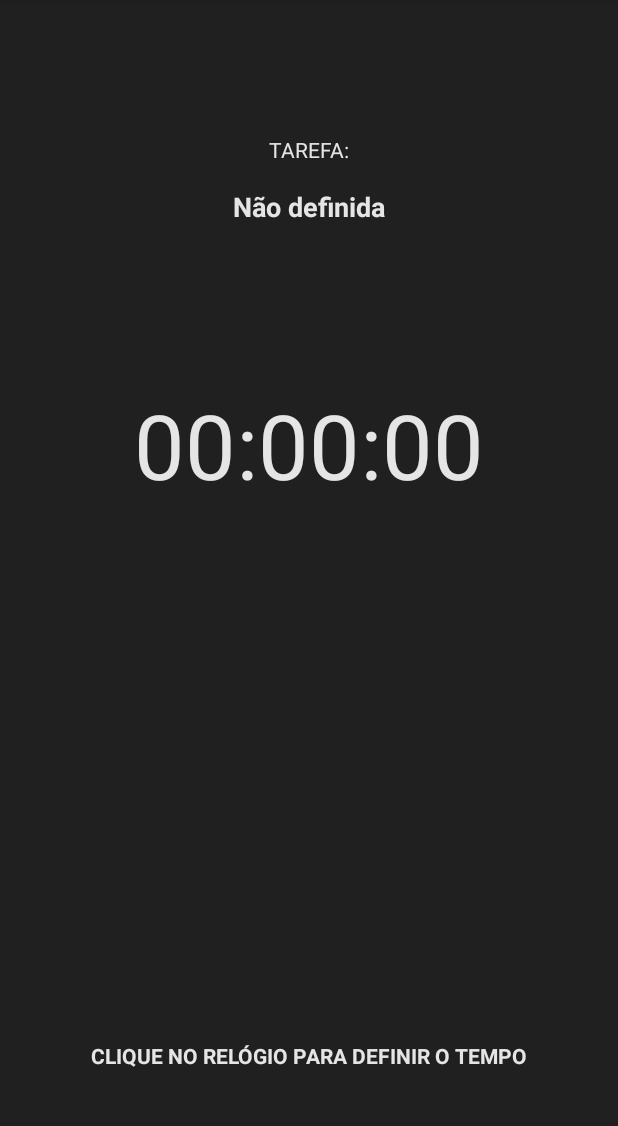
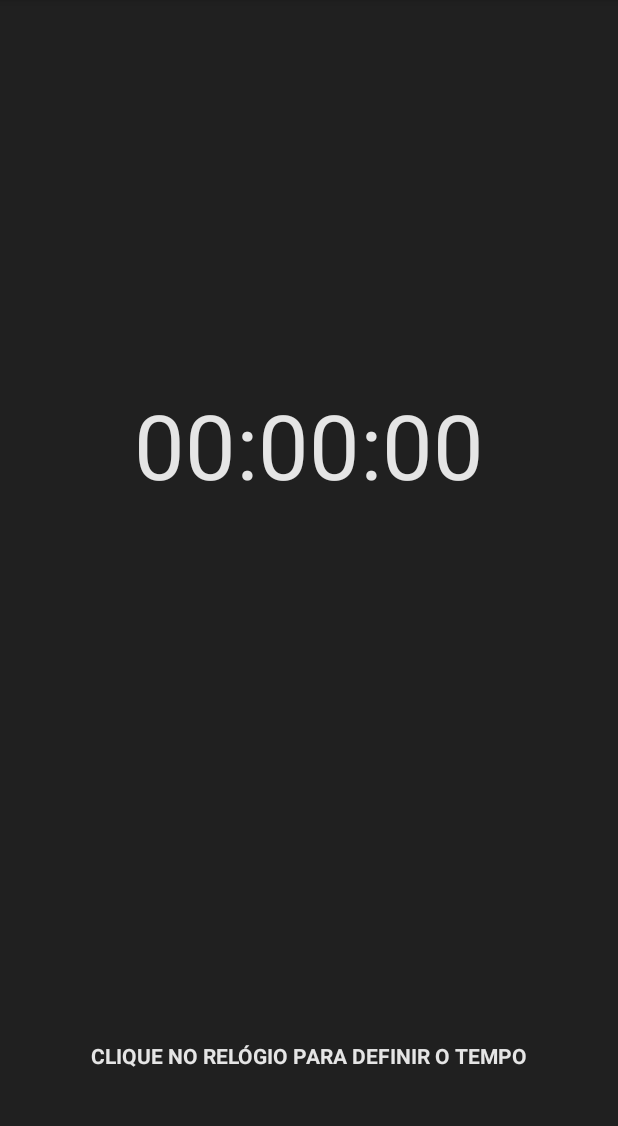
Before and after one commit to demetriosmiguel/AmpulhetaDigital, an Android app: the screen it shows after launch (MainActivity), on a phone screen of 412 x 824 dp, the part 84-1210 px from its top. Run offline under Robolectric (Android 15) with nearby library versions, the phone set to English and light mode, and no system bars.

Commit message:
Ajustes e atualização de status de tarefa. Exibição de Toast com mensagem de "Tempo encerrado" ao zerar o cronometro.

```diff
--- a/app/src/main/java/com/example/demtriosmiguel/ampulhetadigital/Cronometro.java
+++ b/app/src/main/java/com/example/demtriosmiguel/ampulhetadigital/Cronometro.java
@@ -30,12 +30,15 @@ public class Cronometro {
 
     private boolean emExecucao = false;
 
-    public Cronometro(TextView textViewTimer, Button botaoIniciar, Button botaoPausar, Button botaoReiniciar, Button botaoParar) {
+    Toast feedbackMessage;
+
+    public Cronometro(TextView textViewTimer, Button botaoIniciar, Button botaoPausar, Button botaoReiniciar, Button botaoParar, Toast feedbackMessage) {
         this.textViewTimer = textViewTimer;
         this.botaoIniciar = botaoIniciar;
         this.botaoPausar = botaoPausar;
         this.botaoReiniciar = botaoReiniciar;
         this.botaoParar = botaoParar;
+        this.feedbackMessage = feedbackMessage;
 
         botaoPausar.setVisibility(View.GONE);
         botaoReiniciar.setVisibility(View.GONE);
@@ -173,7 +176,6 @@ public class Cronometro {
                         handler.removeCallbacks(runnable);
 
                         emExecucao = false;
-                        //segundosTotais = seguntosTotaisInicial;
 
                         botaoIniciar.setVisibility(View.VISIBLE);
                         botaoPausar.setVisibility(View.GONE);
@@ -182,6 +184,9 @@ public class Cronometro {
 
                         MainActivity.linearLayoutComandosCronometro.setVisibility(View.GONE);
                         MainActivity.linearLayoutDefinaTempo.setVisibility(View.VISIBLE);
+
+                        feedbackMessage.setText("Tempo encerrado");
+                        feedbackMessage.show();
                     }
                 } catch (Exception e) {
                     e.printStackTrace();
--- a/app/src/main/java/com/example/demtriosmiguel/ampulhetadigital/MainActivity.java
+++ b/app/src/main/java/com/example/demtriosmiguel/ampulhetadigital/MainActivity.java
@@ -21,6 +21,10 @@ import java.util.Set;
 
 public class MainActivity extends AppCompatActivity {
 
+    private static final String DEFINIR_TAREFA = "Clique aqui para definir uma tarefa";
+    private static final String NENHUMA_TAREFA = "Nenhuma";
+
+    TextView textViewTarefa;
     TextView textViewDescricaoTarefa;
     TextView textViewTimer;
     TextView textViewDefinaTempo;
@@ -35,51 +39,18 @@ public class MainActivity extends AppCompatActivity {
 
     Cronometro cronometro;
 
-    int indexTarefaDefinida = 0;
+    int indexTarefaDefinida;
     private List<String> listaTarefas;
     private Set<String> listaTarefasCadastradas;
     private SharedPreferences tarefasCadastradas;
     private CharSequence[] tarefas;
 
+    public Toast feedbackMessage;
+
     @Override
     protected void onCreate(Bundle savedInstanceState) {
         super.onCreate(savedInstanceState);
         setContentView(R.layout.activity_main);
-
-        listaTarefas = new ArrayList<String>();
-        tarefasCadastradas = getSharedPreferences(ConfiguracaoActivity.PREFERENCIAS_PADRAO, Context.MODE_PRIVATE);
-        listaTarefasCadastradas = tarefasCadastradas.getStringSet(TarefasActivity.TAREFAS, null);
-
-        if (listaTarefasCadastradas != null && listaTarefasCadastradas.size() > 0) {
-            tarefas = new CharSequence[listaTarefasCadastradas.size()+1];
-
-            Iterator<String> tarefas = listaTarefasCadastradas.iterator();
-
-            while(tarefas.hasNext()) {
-                listaTarefas.add(tarefas.next());
-            }
-        } else {
-            tarefas = new CharSequence[1];
-        }
-
-        Collections.sort(listaTarefas);
-
-        tarefas[0] = "Não definida";
-        int index = 1;
-        for (String tarefa : listaTarefas) {
-            tarefas[index] = tarefa;
-            index++;
-        }
-
-        textViewDescricaoTarefa = (TextView) findViewById(R.id.textViewDescricaoTarefa);
-        textViewDescricaoTarefa.setText(tarefas[indexTarefaDefinida].toString());
-
-        textViewDescricaoTarefa.setOnClickListener(new View.OnClickListener() {
-            @Override
-            public void onClick(View view) {
-                showDialogDefinirTarefa();
-            }
-        });
 
         textViewTimer = (TextView) findViewById(R.id.textViewTimer);
         textViewDefinaTempo = (TextView) findViewById(R.id.textViewDefinaTempo);
@@ -92,7 +63,9 @@ public class MainActivity extends AppCompatActivity {
         linearLayoutDefinaTempo = (LinearLayout) findViewById(R.id.linearLayoutDefinaTempo);
         linearLayoutComandosCronometro = (LinearLayout) findViewById(R.id.linearLayoutComandosCronometro);
 
-        cronometro = new Cronometro(textViewTimer, botaoIniciar, botaoPausar, botaoReiniciar, botaoParar);
+        feedbackMessage = Toast.makeText(getApplicationContext(), "", Toast.LENGTH_LONG);
+
+        cronometro = new Cronometro(textViewTimer, botaoIniciar, botaoPausar, botaoReiniciar, botaoParar, feedbackMessage);
 
         SharedPreferences preferencias = getSharedPreferences(ConfiguracaoActivity.PREFERENCIAS_PADRAO, Context.MODE_PRIVATE);
 
@@ -100,7 +73,7 @@ public class MainActivity extends AppCompatActivity {
                                            preferencias.getInt(ConfiguracaoActivity.MINUTOS_PADRAO, 0),
                                            preferencias.getInt(ConfiguracaoActivity.SEGUNDOS_PADRAO, 0));
 
-        atualizaComandosCronometro();
+        atualizaInterfaceCronometro();
 
         textViewTimer.setOnClickListener(new View.OnClickListener() {
             @Override
@@ -138,8 +111,80 @@ public class MainActivity extends AppCompatActivity {
         });
     }
 
+    @Override
+    protected void onResume() {
+        super.onResume();
+
+        if (listaTarefas != null) {
+            String tarefaAtual = tarefas[indexTarefaDefinida].toString();
+
+            carregaTarefas();
+
+            int indexAtual = listaTarefas.indexOf(tarefaAtual);
+
+            if (indexAtual >= 0) {
+                indexTarefaDefinida = indexAtual+1;
+            } else {
+                indexTarefaDefinida = 0;
+            }
+
+            textViewDescricaoTarefa.setText(tarefas[indexTarefaDefinida].toString());
+        } else {
+            carregaTarefas();
+        }
+    }
+
+    private void carregaTarefas() {
+        indexTarefaDefinida = 0;
+        listaTarefas = new ArrayList<String>();
+        tarefasCadastradas = getSharedPreferences(ConfiguracaoActivity.PREFERENCIAS_PADRAO, Context.MODE_PRIVATE);
+        listaTarefasCadastradas = tarefasCadastradas.getStringSet(TarefasActivity.TAREFAS, null);
+
+        if (listaTarefasCadastradas != null && listaTarefasCadastradas.size() > 0) {
+            tarefas = new CharSequence[listaTarefasCadastradas.size()+1];
+
+            Iterator<String> tarefas = listaTarefasCadastradas.iterator();
+
+            while(tarefas.hasNext()) {
+                listaTarefas.add(tarefas.next());
+            }
+        } else {
+            tarefas = new CharSequence[1];
+        }
+
+        Collections.sort(listaTarefas);
+
+        tarefas[0] = DEFINIR_TAREFA;
+        int index = 1;
+        for (String tarefa : listaTarefas) {
+            tarefas[index] = tarefa;
+            index++;
+        }
+
+        textViewTarefa = (TextView) findViewById(R.id.textViewTarefa);
+        textViewDescricaoTarefa = (TextView) findViewById(R.id.textViewDescricaoTarefa);
+        textViewDescricaoTarefa.setText(tarefas[indexTarefaDefinida].toString());
+
+        textViewDescricaoTarefa.setOnClickListener(new View.OnClickListener() {
+            @Override
+            public void onClick(View view) {
+                showDialogDefinirTarefa();
+            }
+        });
+
+        if (listaTarefas.isEmpty()) {
+            textViewTarefa.setVisibility(View.GONE);
+            textViewDescricaoTarefa.setVisibility(View.GONE);
+        } else {
+            textViewTarefa.setVisibility(View.VISIBLE);
+            textViewDescricaoTarefa.setVisibility(View.VISIBLE);
+        }
+    }
+
     private void showDialogDefinirTarefa() {
         Dialog dialog;
+
+        tarefas[0] = NENHUMA_TAREFA;
 
         AlertDialog.Builder builder = new AlertDialog.Builder(this);
         builder.setTitle("Definir tarefa");
@@ -148,6 +193,7 @@ public class MainActivity extends AppCompatActivity {
                 new DialogInterface.OnClickListener() {
                     public void onClick(DialogInterface dialog, int item) {
                         indexTarefaDefinida = item;
+                        tarefas[0] = DEFINIR_TAREFA;
                         textViewDescricaoTarefa.setText(tarefas[indexTarefaDefinida].toString());
                         dialog.dismiss();
                     }
@@ -156,7 +202,7 @@ public class MainActivity extends AppCompatActivity {
         dialog.show();
     }
 
-    private void atualizaComandosCronometro() {
+    private void atualizaInterfaceCronometro() {
         if (cronometro.getSegundosTotais() == 0l) {
             linearLayoutDefinaTempo.setVisibility(View.VISIBLE);
             linearLayoutComandosCronometro.setVisibility(View.GONE);
@@ -190,7 +236,7 @@ public class MainActivity extends AppCompatActivity {
             @Override
             public void onClick(View v) {
                 cronometro.setHorasMinutosSegundos(npHoras.getValue(), npMinutos.getValue(), npSegundos.getValue());
-                atualizaComandosCronometro();
+                atualizaInterfaceCronometro();
                 dialog.dismiss();
             }
         });
--- a/app/src/main/res/layout/activity_main.xml
+++ b/app/src/main/res/layout/activity_main.xml
@@ -11,7 +11,8 @@
         android:layout_height="0dp"
         android:layout_weight="2"
         android:gravity="center_vertical"
-        android:orientation="vertical">
+        android:orientation="vertical"
+        android:id="@+id/linearLayoutTarefas">
 
         <TextView
             android:layout_width="match_parent"
@@ -26,11 +27,11 @@
             android:layout_width="match_parent"
             android:layout_height="wrap_content"
             android:textAppearance="?android:attr/textAppearanceMedium"
-            android:text=""
+            android:text="Não definida"
             android:id="@+id/textViewDescricaoTarefa"
             android:gravity="center_vertical|center_horizontal"
             android:textColor="#E5E5E5"
-            android:textStyle="bold"
+            android:textStyle="bold|italic"
             android:padding="@dimen/activity_vertical_margin" />
 
     </LinearLayout>
```
